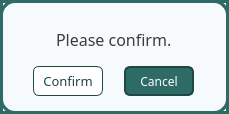
Old version of the form ui/confirm_dialog.ui in the repository karlito20/AdoraFlowProject.
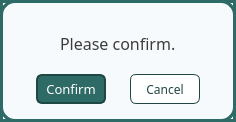
New version of the form.

What changed in the file:
```diff
--- a/ui/confirm_dialog.ui
+++ b/ui/confirm_dialog.ui
@@ -9,8 +9,8 @@
    <rect>
     <x>0</x>
     <y>0</y>
-    <width>229</width>
-    <height>114</height>
+    <width>236</width>
+    <height>122</height>
    </rect>
   </property>
   <property name="palette">
@@ -570,12 +570,13 @@
            <cursorShape>PointingHandCursor</cursorShape>
           </property>
           <property name="styleSheet">
-           <string notr="true">#confirm_button {
-	background: white;
+           <string notr="true">
+#confirm_button {
 	border-radius: 6px;
-	border: 1px solid #1F4744;
-	color: #1F4744;
-
+	color: white;
+	border: 2px solid #1F4744;
+	padding: 5px;
+	background: #2E6B66;
 }
 
 #confirm_button:hover {
@@ -613,11 +614,11 @@
           </property>
           <property name="styleSheet">
            <string notr="true">#cancel_button {
+	background: white;
 	border-radius: 6px;
-	color: white;
-	border: 2px solid #1F4744;
-	padding: 5px;
-	background: #2E6B66;
+	border: 1px solid #1F4744;
+	color: #1F4744;
+
 }
 
 #cancel_button:hover {
@@ -628,11 +629,13 @@
 	background: #367D77;
 
 }
+
 #cancel_button:pressed {
-	background: white;
-	color: #2E6B66;
-	border: 2px solid #2E6B66;
-}</string>
+	background: #DBF0EE;
+	border: 1px solid #1F4744;
+	color: #1F4744;
+}
+</string>
           </property>
           <property name="text">
            <string>Cancel</string>
```
Left out of the diff: 21 changed lines with no effect on the pictures.
